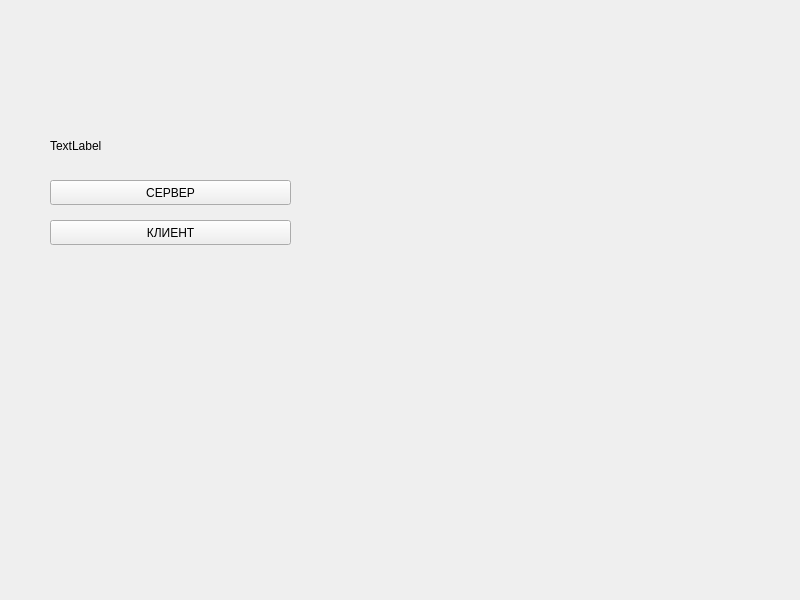
Qt form mainwindow.ui (MaximTarutin/tictactoe-net) before a commit.
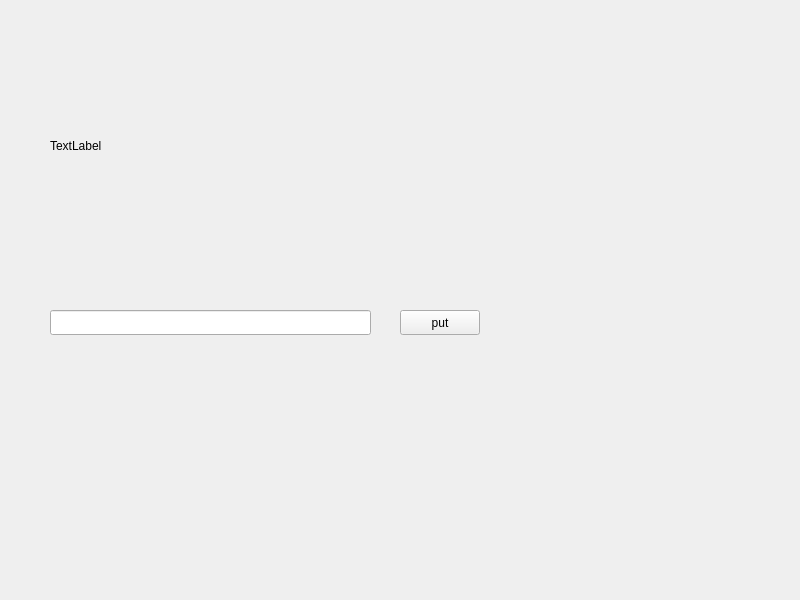
The same form after that commit.

The edit to the form file:
```diff
--- a/mainwindow.ui
+++ b/mainwindow.ui
@@ -14,32 +14,6 @@
    <string>MainWindow</string>
   </property>
   <widget class="QWidget" name="centralwidget">
-   <widget class="QPushButton" name="pushButton_server">
-    <property name="geometry">
-     <rect>
-      <x>50</x>
-      <y>180</y>
-      <width>241</width>
-      <height>25</height>
-     </rect>
-    </property>
-    <property name="text">
-     <string>СЕРВЕР</string>
-    </property>
-   </widget>
-   <widget class="QPushButton" name="pushButton_client">
-    <property name="geometry">
-     <rect>
-      <x>50</x>
-      <y>220</y>
-      <width>241</width>
-      <height>25</height>
-     </rect>
-    </property>
-    <property name="text">
-     <string>КЛИЕНТ</string>
-    </property>
-   </widget>
    <widget class="QLabel" name="label">
     <property name="geometry">
      <rect>
@@ -53,6 +27,29 @@
      <string>TextLabel</string>
     </property>
    </widget>
+   <widget class="QLineEdit" name="lineEdit">
+    <property name="geometry">
+     <rect>
+      <x>50</x>
+      <y>310</y>
+      <width>321</width>
+      <height>25</height>
+     </rect>
+    </property>
+   </widget>
+   <widget class="QPushButton" name="pushButton">
+    <property name="geometry">
+     <rect>
+      <x>400</x>
+      <y>310</y>
+      <width>80</width>
+      <height>25</height>
+     </rect>
+    </property>
+    <property name="text">
+     <string>put</string>
+    </property>
+   </widget>
   </widget>
  </widget>
  <resources/>
```
